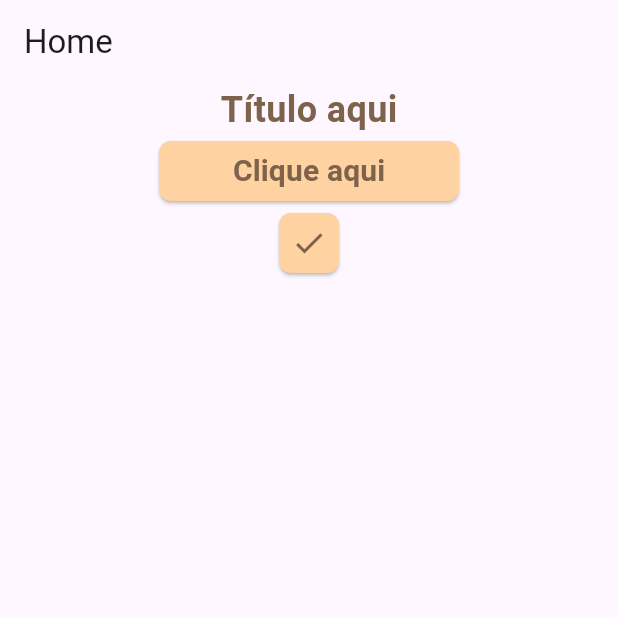
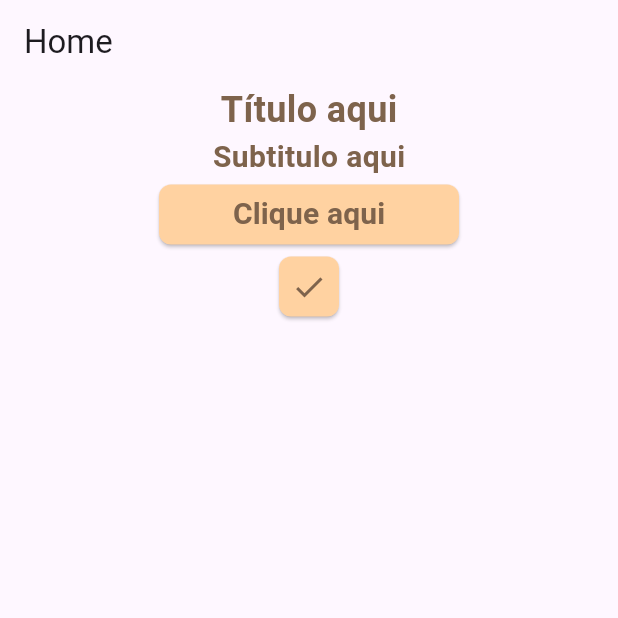
Before and after one commit to Jonathanmoreiraa/minhas_receitas, a Flutter app: the screen it shows after launch, on a phone screen of 412 x 824 dp, the top half of it. Run offline on Flutter 3.47's test engine with Material 3 defaults, Android fonts, the phone set to English and light mode, and no system bars.

Commit message:
Criado componente de subtitulo

```diff
--- a/lib/main.dart
+++ b/lib/main.dart
@@ -2,6 +2,7 @@
 // Troque 'meu_app' pelo nome definido em pubspec.yaml
 import 'package:minhas_receitas/presentation/widgets/custom_button.dart';
 import 'package:minhas_receitas/presentation/widgets/custom_short_button.dart';
+import 'package:minhas_receitas/presentation/widgets/custom_subtitle.dart';
 import 'package:minhas_receitas/presentation/widgets/custom_title.dart';
 
 void main() {
@@ -34,6 +35,7 @@
         child: Column(
           children: [
             CustomTitle(text: "Título aqui"),
+            CustomSubtitle(text: "Subtitulo aqui"),
             CustomButton(
               label: 'Clique aqui',
               onPressed: () {
--- /dev/null
+++ b/lib/presentation/widgets/custom_subtitle.dart
@@ -0,0 +1,29 @@
+import 'package:flutter/material.dart';
+
+class CustomSubtitle extends StatelessWidget {
+  final String text;
+  final double fontSize;
+  final FontWeight fontWeight;
+  final TextAlign textAlign;
+
+  const CustomSubtitle({
+    Key? key,
+    required this.text,
+    this.fontSize = 20,
+    this.fontWeight = FontWeight.bold,
+    this.textAlign = TextAlign.start,
+  }) : super(key: key);
+
+  @override
+  Widget build(BuildContext context) {
+    return Text(
+      text,
+      textAlign: textAlign,
+      style: TextStyle(
+        fontSize: fontSize,
+        fontWeight: fontWeight,
+        color: Color.fromARGB(255, 126, 99, 76),
+      ),
+    );
+  }
+}
```
